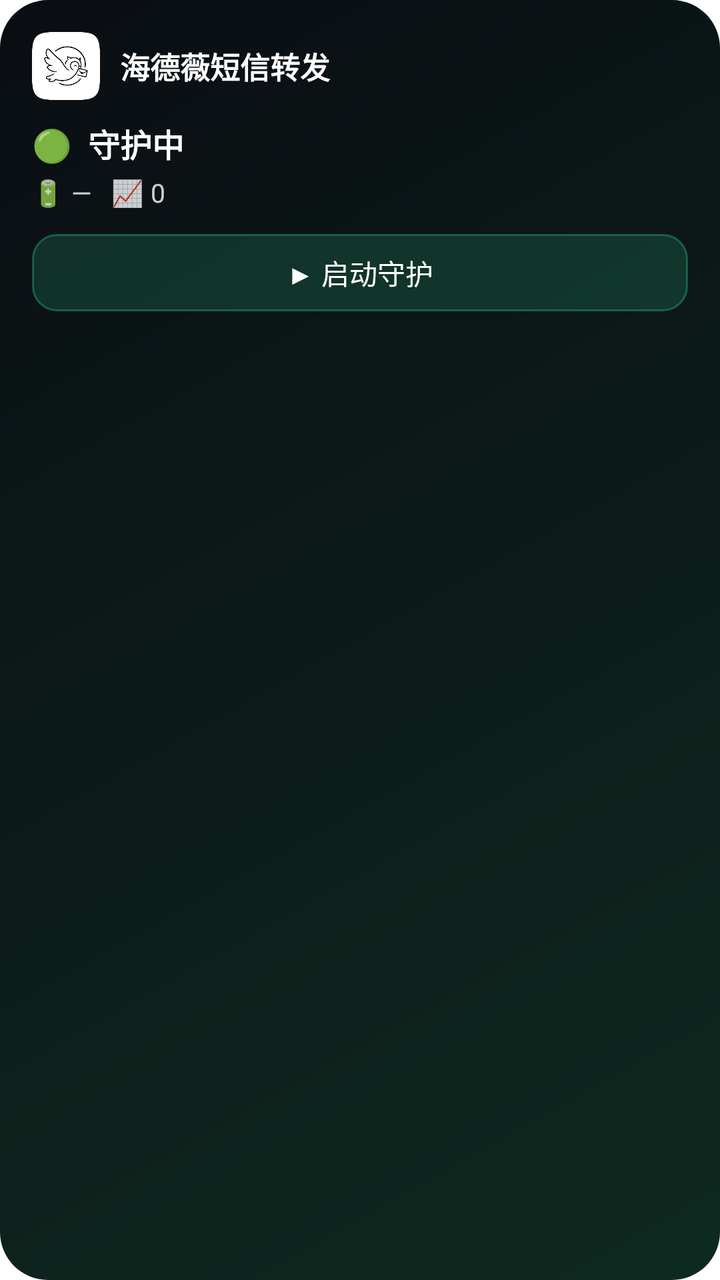
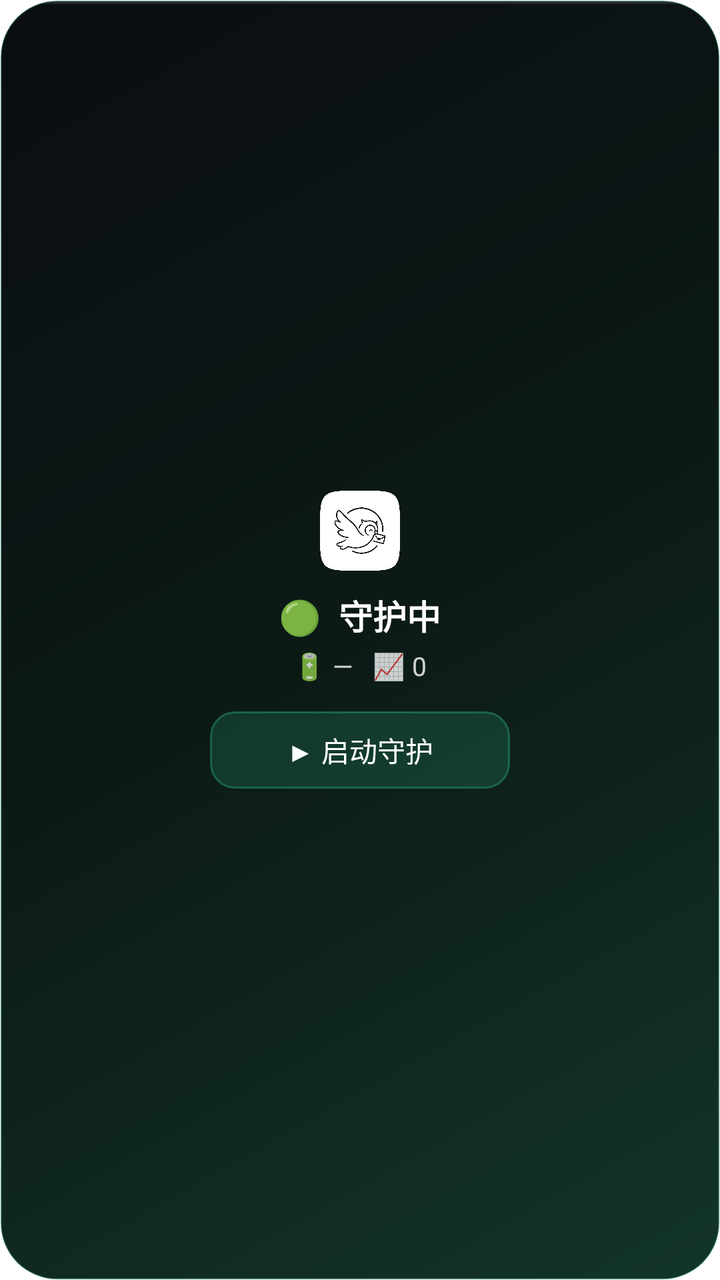

An Android layout rendered at two revisions. The XML below is the earlier revision; the diff shows what the commit changed to produce the second picture.
<!-- AndroidManifest.xml: application theme Theme.HedwigSMS -->
<!-- res/layout/widget_hedwig.xml -->
<?xml version="1.0" encoding="utf-8"?>
<LinearLayout xmlns:android="http://schemas.android.com/apk/res/android"
    android:id="@+id/w_root"
    android:layout_width="match_parent"
    android:layout_height="match_parent"
    android:orientation="vertical"
    android:background="@drawable/widget_bg"
    android:padding="16dp">

    <LinearLayout
        android:layout_width="match_parent"
        android:layout_height="wrap_content"
        android:orientation="horizontal"
        android:gravity="center_vertical">

        <ImageView
            android:layout_width="34dp"
            android:layout_height="34dp"
            android:src="@drawable/hedwig_logo"
            android:contentDescription="@string/app_name" />

        <TextView
            android:layout_width="0dp"
            android:layout_height="wrap_content"
            android:layout_weight="1"
            android:layout_marginStart="10dp"
            android:text="@string/app_name"
            android:textColor="#FFFFFF"
            android:textSize="15sp"
            android:textStyle="bold"
            android:maxLines="1" />
    </LinearLayout>

    <TextView
        android:id="@+id/w_status"
        android:layout_width="wrap_content"
        android:layout_height="wrap_content"
        android:layout_marginTop="10dp"
        android:text="🟢  守护中"
        android:textColor="#FFFFFF"
        android:textSize="16sp"
        android:textStyle="bold" />

    <TextView
        android:id="@+id/w_stats"
        android:layout_width="wrap_content"
        android:layout_height="wrap_content"
        android:layout_marginTop="4dp"
        android:text="🔋 —   📈 0"
        android:textColor="#CCFFFFFF"
        android:textSize="13sp" />

    <TextView
        android:id="@+id/w_toggle"
        android:layout_width="match_parent"
        android:layout_height="wrap_content"
        android:layout_marginTop="12dp"
        android:background="@drawable/widget_button_bg"
        android:gravity="center"
        android:paddingVertical="9dp"
        android:text="@string/widget_start"
        android:textColor="#FFFFFF"
        android:textSize="14sp" />

</LinearLayout>
<!-- resources referenced by this layout -->
<resources>
  <!-- drawable hedwig_logo: png bitmap (drawable-nodpi, 29510 bytes) -->
  <!-- drawable widget_bg (drawable) -->
  <?xml version="1.0" encoding="utf-8"?>
  <shape xmlns:android="http://schemas.android.com/apk/res/android" android:shape="rectangle">
      <gradient
          android:angle="135"
          android:startColor="#0E2A20"
          android:endColor="#0A0D12" />
      <corners android:radius="24dp" />
  </shape>
  <!-- drawable widget_button_bg (drawable) -->
  <?xml version="1.0" encoding="utf-8"?>
  <shape xmlns:android="http://schemas.android.com/apk/res/android" android:shape="rectangle">
      <solid android:color="#2934D399" />
      <stroke android:width="1dp" android:color="#5534D399" />
      <corners android:radius="12dp" />
  </shape>
  <string name="app_name">海德薇短信转发</string>
  <string name="widget_start">▶ 启动守护</string>
  <style name="Theme.HedwigSMS" parent="@android:style/Theme.Material.Light.NoActionBar">
          <item name="android:statusBarColor">@android:color/transparent</item>
          <item name="android:windowBackground">@android:color/white</item>
      </style>
</resources>

<!-- the commit's change to res/layout/widget_hedwig.xml (unified diff, before → after) -->
@@ -4,41 +4,25 @@
     android:layout_width="match_parent"
     android:layout_height="match_parent"
     android:orientation="vertical"
+    android:gravity="center"
     android:background="@drawable/widget_bg"
     android:padding="16dp">
 
-    <LinearLayout
-        android:layout_width="match_parent"
-        android:layout_height="wrap_content"
-        android:orientation="horizontal"
-        android:gravity="center_vertical">
-
-        <ImageView
-            android:layout_width="34dp"
-            android:layout_height="34dp"
-            android:src="@drawable/hedwig_logo"
-            android:contentDescription="@string/app_name" />
-
-        <TextView
-            android:layout_width="0dp"
-            android:layout_height="wrap_content"
-            android:layout_weight="1"
-            android:layout_marginStart="10dp"
-            android:text="@string/app_name"
-            android:textColor="#FFFFFF"
-            android:textSize="15sp"
-            android:textStyle="bold"
-            android:maxLines="1" />
-    </LinearLayout>
+    <ImageView
+        android:layout_width="40dp"
+        android:layout_height="40dp"
+        android:src="@drawable/hedwig_logo"
+        android:contentDescription="@string/app_name" />
 
     <TextView
         android:id="@+id/w_status"
         android:layout_width="wrap_content"
         android:layout_height="wrap_content"
         android:layout_marginTop="10dp"
+        android:gravity="center"
         android:text="🟢  守护中"
         android:textColor="#FFFFFF"
-        android:textSize="16sp"
+        android:textSize="17sp"
         android:textStyle="bold" />
 
     <TextView
@@ -46,17 +30,33 @@
         android:layout_width="wrap_content"
         android:layout_height="wrap_content"
         android:layout_marginTop="4dp"
+        android:gravity="center"
         android:text="🔋 —   📈 0"
         android:textColor="#CCFFFFFF"
         android:textSize="13sp" />
 
+    
+    <TextView
+        android:id="@+id/w_channels"
+        android:layout_width="wrap_content"
+        android:layout_height="wrap_content"
+        android:layout_marginTop="8dp"
+        android:gravity="center"
+        android:maxLines="2"
+        android:text=""
+        android:textColor="#9FE9CF"
+        android:textSize="12sp"
+        android:visibility="gone" />
+
     <TextView
         android:id="@+id/w_toggle"
-        android:layout_width="match_parent"
+        android:layout_width="wrap_content"
         android:layout_height="wrap_content"
-        android:layout_marginTop="12dp"
+        android:layout_marginTop="14dp"
         android:background="@drawable/widget_button_bg"
         android:gravity="center"
+        android:minWidth="150dp"
+        android:paddingHorizontal="22dp"
         android:paddingVertical="9dp"
         android:text="@string/widget_start"
         android:textColor="#FFFFFF"
<!-- resource entries referenced after the edit -->
@@ -3,13 +3,28 @@
   <!-- drawable hedwig_logo: png bitmap (drawable-nodpi, 29510 bytes) -->
   <!-- drawable widget_bg (drawable) -->
   <?xml version="1.0" encoding="utf-8"?>
-  <shape xmlns:android="http://schemas.android.com/apk/res/android" android:shape="rectangle">
-      <gradient
-          android:angle="135"
-          android:startColor="#0E2A20"
-          android:endColor="#0A0D12" />
-      <corners android:radius="24dp" />
-  </shape>
+  <layer-list xmlns:android="http://schemas.android.com/apk/res/android">
+      
+      <item>
+          <shape android:shape="rectangle">
+              <gradient
+                  android:angle="135"
+                  android:startColor="#13352A"
+                  android:centerColor="#0C1A16"
+                  android:endColor="#0A0D12"
+                  android:type="linear" />
+              <corners android:radius="28dp" />
+              <stroke android:width="1dp" android:color="#2634D399" />
+          </shape>
+      </item>
+      
+      <item android:gravity="top" android:height="2dp">
+          <shape android:shape="rectangle">
+              <solid android:color="#1AFFFFFF" />
+              <corners android:radius="28dp" />
+          </shape>
+      </item>
+  </layer-list>
   <!-- drawable widget_button_bg (drawable) -->
   <?xml version="1.0" encoding="utf-8"?>
   <shape xmlns:android="http://schemas.android.com/apk/res/android" android:shape="rectangle">
